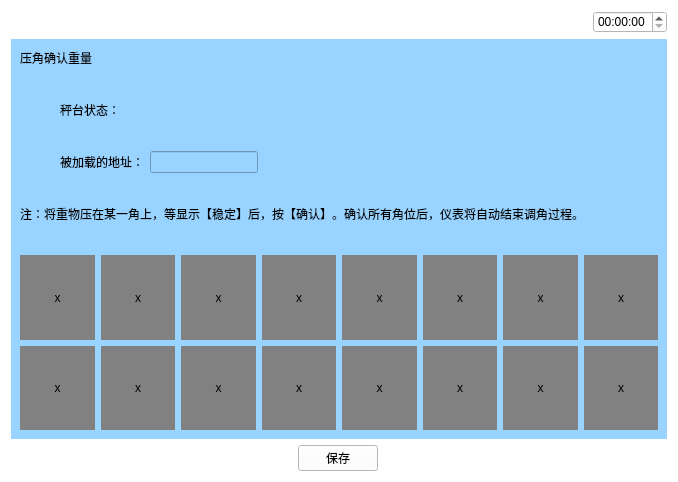
The window that WeighSensor/yajiaoqueren.ui (xsw258x2s5w8/WeightSensor) describes before a commit, drawn with Qt 5.
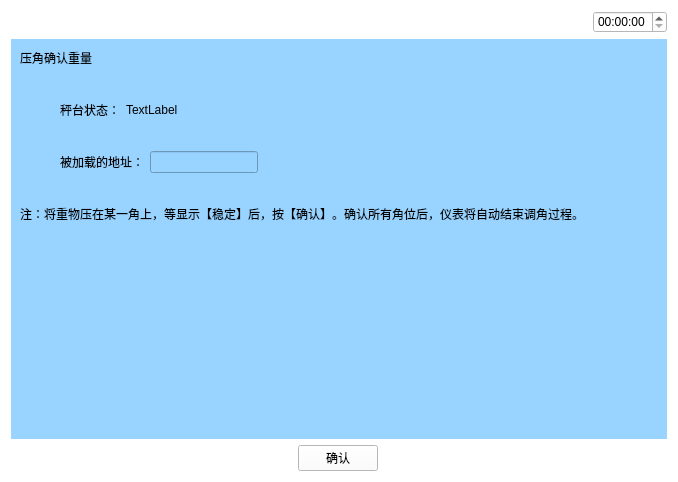
The same window after the commit. Icons and pictures are not drawn.

The edit to the form file:
```diff
--- a/WeighSensor/yajiaoqueren.ui
+++ b/WeighSensor/yajiaoqueren.ui
@@ -162,6 +162,13 @@
             </property>
            </widget>
           </item>
+          <item>
+           <widget class="QLabel" name="label_state">
+            <property name="text">
+             <string>TextLabel</string>
+            </property>
+           </widget>
+          </item>
           <item>
            <spacer name="horizontalSpacer_6">
             <property name="orientation">
@@ -251,130 +258,39 @@
       </item>
       <item>
        <layout class="QGridLayout" name="gridLayout">
-        <item row="0" column="0">
-         <widget class="QLabel" name="label_4">
-          <property name="styleSheet">
-           <string notr="true">background-color: rgb(129, 129, 129);</string>
-          </property>
-          <property name="text">
-           <string>x</string>
-          </property>
-          <property name="alignment">
-           <set>Qt::AlignCenter</set>
-          </property>
-         </widget>
-        </item>
-        <item row="0" column="1">
-         <widget class="QLabel" name="label_10">
-          <property name="styleSheet">
-           <string notr="true">background-color: rgb(129, 129, 129);</string>
-          </property>
-          <property name="text">
-           <string>x</string>
-          </property>
-          <property name="alignment">
-           <set>Qt::AlignCenter</set>
-          </property>
-         </widget>
-        </item>
-        <item row="0" column="2">
-         <widget class="QLabel" name="label_11">
-          <property name="styleSheet">
-           <string notr="true">background-color: rgb(129, 129, 129);</string>
-          </property>
-          <property name="text">
-           <string>x</string>
-          </property>
-          <property name="alignment">
-           <set>Qt::AlignCenter</set>
-          </property>
-         </widget>
-        </item>
-        <item row="0" column="3">
-         <widget class="QLabel" name="label_12">
-          <property name="styleSheet">
-           <string notr="true">background-color: rgb(129, 129, 129);</string>
-          </property>
-          <property name="text">
-           <string>x</string>
-          </property>
-          <property name="alignment">
-           <set>Qt::AlignCenter</set>
-          </property>
-         </widget>
-        </item>
-        <item row="0" column="4">
-         <widget class="QLabel" name="label_13">
-          <property name="styleSheet">
-           <string notr="true">background-color: rgb(129, 129, 129);</string>
-          </property>
-          <property name="text">
-           <string>x</string>
-          </property>
-          <property name="alignment">
-           <set>Qt::AlignCenter</set>
-          </property>
-         </widget>
-        </item>
         <item row="0" column="5">
          <widget class="QLabel" name="label_14">
           <property name="styleSheet">
-           <string notr="true">background-color: rgb(129, 129, 129);</string>
+           <string notr="true"/>
           </property>
           <property name="text">
-           <string>x</string>
+           <string/>
           </property>
           <property name="alignment">
            <set>Qt::AlignCenter</set>
           </property>
          </widget>
         </item>
-        <item row="0" column="6">
-         <widget class="QLabel" name="label_15">
+        <item row="1" column="5">
+         <widget class="QLabel" name="label_26">
           <property name="styleSheet">
-           <string notr="true">background-color: rgb(129, 129, 129);</string>
+           <string notr="true"/>
           </property>
           <property name="text">
-           <string>x</string>
+           <string/>
           </property>
           <property name="alignment">
            <set>Qt::AlignCenter</set>
           </property>
          </widget>
         </item>
-        <item row="0" column="7">
-         <widget class="QLabel" name="label_16">
+        <item row="0" column="0">
+         <widget class="QLabel" name="label_6">
           <property name="styleSheet">
-           <string notr="true">background-color: rgb(129, 129, 129);</string>
+           <string notr="true"/>
           </property>
           <property name="text">
-           <string>x</string>
-          </property>
-          <property name="alignment">
-           <set>Qt::AlignCenter</set>
-          </property>
-         </widget>
-        </item>
-        <item row="1" column="0">
-         <widget class="QLabel" name="label_17">
-          <property name="styleSheet">
-           <string notr="true">background-color: rgb(129, 129, 129);</string>
-          </property>
-          <property name="text">
-           <string>x</string>
-          </property>
-          <property name="alignment">
-           <set>Qt::AlignCenter</set>
-          </property>
-         </widget>
-        </item>
-        <item row="1" column="1">
-         <widget class="QLabel" name="label_19">
-          <property name="styleSheet">
-           <string notr="true">background-color: rgb(129, 129, 129);</string>
-          </property>
-          <property name="text">
-           <string>x</string>
+           <string/>
           </property>
           <property name="alignment">
            <set>Qt::AlignCenter</set>
@@ -384,23 +300,36 @@
         <item row="1" column="2">
          <widget class="QLabel" name="label_24">
           <property name="styleSheet">
-           <string notr="true">background-color: rgb(129, 129, 129);</string>
+           <string notr="true"/>
           </property>
           <property name="text">
-           <string>x</string>
+           <string/>
           </property>
           <property name="alignment">
            <set>Qt::AlignCenter</set>
           </property>
          </widget>
         </item>
-        <item row="1" column="3">
-         <widget class="QLabel" name="label_20">
+        <item row="1" column="1">
+         <widget class="QLabel" name="label_28">
           <property name="styleSheet">
-           <string notr="true">background-color: rgb(129, 129, 129);</string>
+           <string notr="true"/>
           </property>
           <property name="text">
-           <string>x</string>
+           <string/>
+          </property>
+          <property name="alignment">
+           <set>Qt::AlignCenter</set>
+          </property>
+         </widget>
+        </item>
+        <item row="1" column="7">
+         <widget class="QLabel" name="label_29">
+          <property name="styleSheet">
+           <string notr="true"/>
+          </property>
+          <property name="text">
+           <string/>
           </property>
           <property name="alignment">
            <set>Qt::AlignCenter</set>
@@ -410,23 +339,23 @@
         <item row="1" column="4">
          <widget class="QLabel" name="label_23">
           <property name="styleSheet">
-           <string notr="true">background-color: rgb(129, 129, 129);</string>
+           <string notr="true"/>
           </property>
           <property name="text">
-           <string>x</string>
+           <string/>
           </property>
           <property name="alignment">
            <set>Qt::AlignCenter</set>
           </property>
          </widget>
         </item>
-        <item row="1" column="5">
-         <widget class="QLabel" name="label_21">
+        <item row="0" column="7">
+         <widget class="QLabel" name="label_31">
           <property name="styleSheet">
-           <string notr="true">background-color: rgb(129, 129, 129);</string>
+           <string notr="true"/>
           </property>
           <property name="text">
-           <string>x</string>
+           <string/>
           </property>
           <property name="alignment">
            <set>Qt::AlignCenter</set>
@@ -436,23 +365,101 @@
         <item row="1" column="6">
          <widget class="QLabel" name="label_22">
           <property name="styleSheet">
-           <string notr="true">background-color: rgb(129, 129, 129);</string>
+           <string notr="true"/>
           </property>
           <property name="text">
-           <string>x</string>
+           <string/>
           </property>
           <property name="alignment">
            <set>Qt::AlignCenter</set>
           </property>
          </widget>
         </item>
-        <item row="1" column="7">
-         <widget class="QLabel" name="label_18">
+        <item row="1" column="3">
+         <widget class="QLabel" name="label_33">
           <property name="styleSheet">
-           <string notr="true">background-color: rgb(129, 129, 129);</string>
+           <string notr="true"/>
           </property>
           <property name="text">
-           <string>x</string>
+           <string/>
+          </property>
+          <property name="alignment">
+           <set>Qt::AlignCenter</set>
+          </property>
+         </widget>
+        </item>
+        <item row="1" column="0">
+         <widget class="QLabel" name="label_34">
+          <property name="styleSheet">
+           <string notr="true"/>
+          </property>
+          <property name="text">
+           <string/>
+          </property>
+          <property name="alignment">
+           <set>Qt::AlignCenter</set>
+          </property>
+         </widget>
+        </item>
+        <item row="0" column="6">
+         <widget class="QLabel" name="label_35">
+          <property name="styleSheet">
+           <string notr="true"/>
+          </property>
+          <property name="text">
+           <string/>
+          </property>
+          <property name="alignment">
+           <set>Qt::AlignCenter</set>
+          </property>
+         </widget>
+        </item>
+        <item row="0" column="4">
+         <widget class="QLabel" name="label_36">
+          <property name="styleSheet">
+           <string notr="true"/>
+          </property>
+          <property name="text">
+           <string/>
+          </property>
+          <property name="alignment">
+           <set>Qt::AlignCenter</set>
+          </property>
+         </widget>
+        </item>
+        <item row="0" column="2">
+         <widget class="QLabel" name="label_37">
+          <property name="styleSheet">
+           <string notr="true"/>
+          </property>
+          <property name="text">
+           <string/>
+          </property>
+          <property name="alignment">
+           <set>Qt::AlignCenter</set>
+          </property>
+         </widget>
+        </item>
+        <item row="0" column="3">
+         <widget class="QLabel" name="label_38">
+          <property name="styleSheet">
+           <string notr="true"/>
+          </property>
+          <property name="text">
+           <string/>
+          </property>
+          <property name="alignment">
+           <set>Qt::AlignCenter</set>
+          </property>
+         </widget>
+        </item>
+        <item row="0" column="1">
+         <widget class="QLabel" name="label_39">
+          <property name="styleSheet">
+           <string notr="true"/>
+          </property>
+          <property name="text">
+           <string/>
           </property>
           <property name="alignment">
            <set>Qt::AlignCenter</set>
@@ -510,7 +517,7 @@
      <item>
       <widget class="QPushButton" name="save">
        <property name="text">
-        <string>保存</string>
+        <string>确认</string>
        </property>
       </widget>
      </item>
```
Left out of the diff: 13 changed lines with no effect on the pictures.
